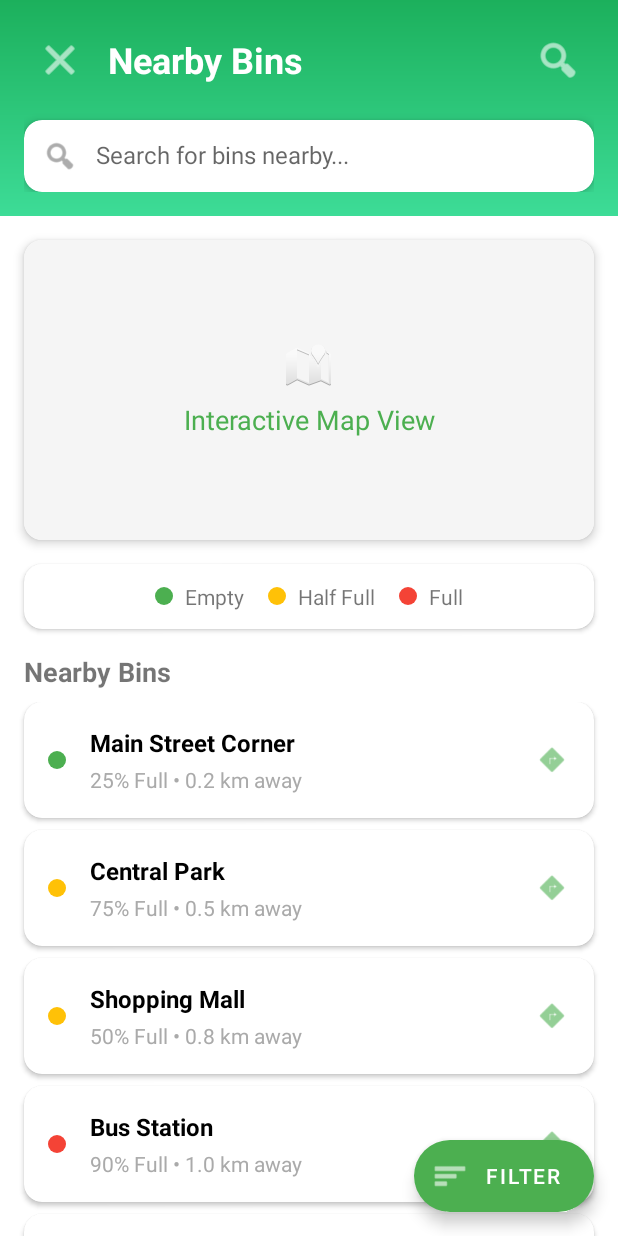
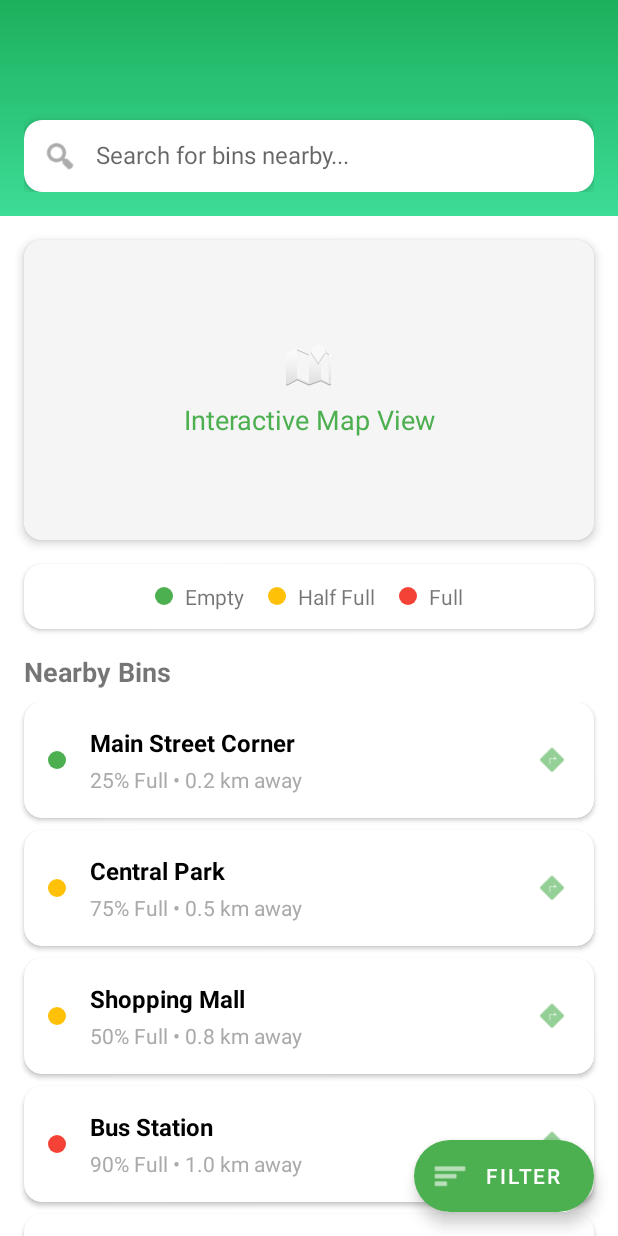
Before and after one commit to MadhukaH/EcoWasteReporter, an Android app: the NearbyBinsPage screen opened directly, with no data from a screen before it, on a phone screen of 412 x 824 dp. Run offline under Robolectric (Android 15) with nearby library versions, the phone set to English and light mode, and no system bars; our stand-ins replace CircleImageView.

Commit message:
Update NearbyBin UI

```diff
--- a/app/src/main/res/layout/activity_nearby_bins_page.xml
+++ b/app/src/main/res/layout/activity_nearby_bins_page.xml
@@ -36,26 +36,15 @@
                         android:id="@+id/backButton"
                         android:layout_width="48dp"
                         android:layout_height="48dp"
-                        android:src="@android:drawable/ic_menu_close_clear_cancel"
                         android:background="?attr/selectableItemBackgroundBorderless"
                         android:tint="@color/white"
                         android:padding="12dp"/>
 
-                    <TextView
-                        android:layout_width="0dp"
-                        android:layout_height="wrap_content"
-                        android:layout_weight="1"
-                        android:text="Nearby Bins"
-                        android:textColor="@color/white"
-                        android:textSize="24sp"
-                        android:textStyle="bold"
-                        android:layout_marginStart="8dp"/>
 
                     <com.google.android.material.button.MaterialButton
                         android:id="@+id/searchButton"
                         android:layout_width="48dp"
                         android:layout_height="48dp"
-                        app:icon="@android:drawable/ic_menu_search"
                         app:iconTint="@color/white"
                         android:insetLeft="0dp"
                         android:insetTop="0dp"
--- a/app/src/main/res/layout/activity_people_home_page.xml
+++ b/app/src/main/res/layout/activity_people_home_page.xml
@@ -286,7 +286,7 @@
                         <TextView
                             android:layout_width="wrap_content"
                             android:layout_height="wrap_content"
-                            android:text="View Map Bin Locations"
+                            android:text="View Map Bin Location"
                             android:textColor="#1B1B1B"
                             android:textSize="16sp"
                             android:textStyle="bold" />
```
